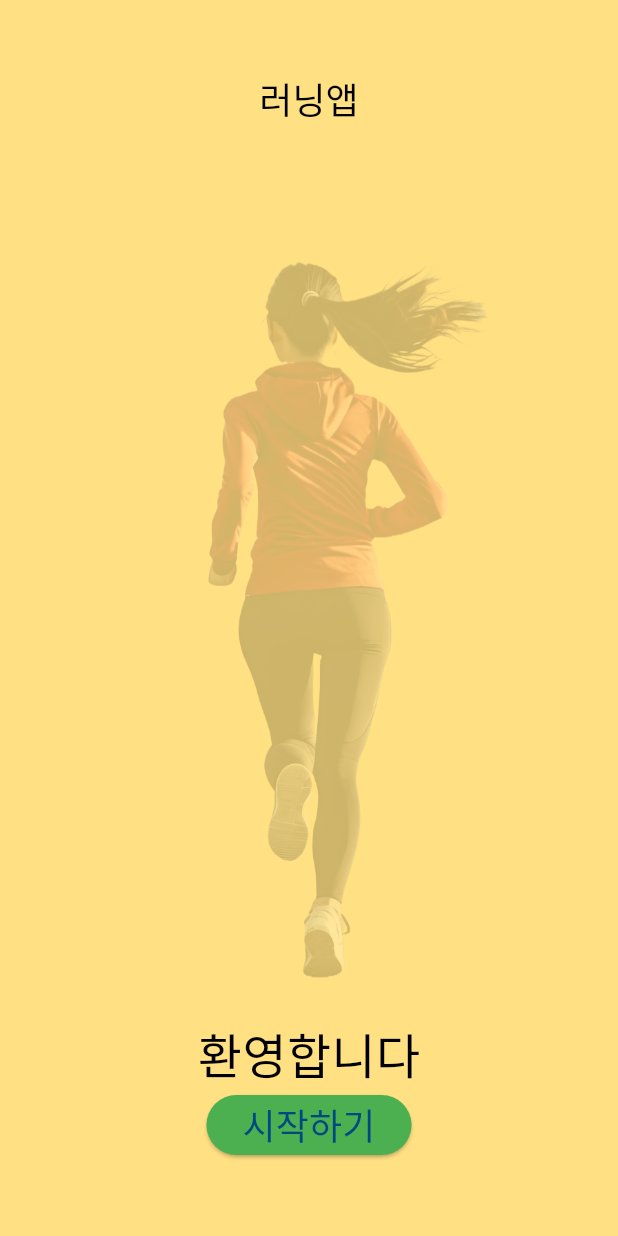
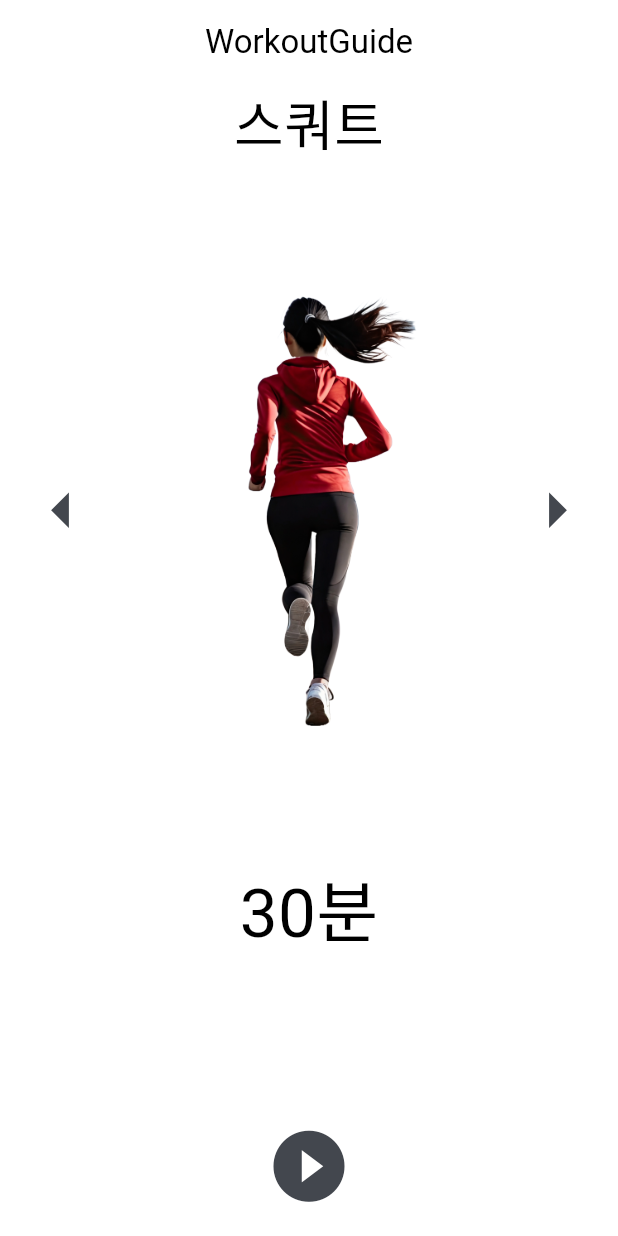
Before and after one commit to cjfal2/workout_tracker, a Flutter app: the screen it shows after launch, on a phone screen of 412 x 824 dp. Run offline on Flutter 3.47's test engine with Material 3 defaults, Android fonts, the phone set to English and light mode, and no system bars; our stand-ins replace device_preview, flex_color_scheme; Roboto replaces fonts that are missing (NanumBrushScript).

Commit message:
0902 flutter 실습

```diff
--- a/lib/main.dart
+++ b/lib/main.dart
@@ -2,6 +2,9 @@ import 'package:device_preview/device_preview.dart';
 import 'package:flutter/foundation.dart';
 import 'package:flutter/material.dart';
 import 'package:flex_color_scheme/flex_color_scheme.dart';
+import 'package:workout_tracker/landing_page.dart';
+import 'package:workout_tracker/workout_guide_page.dart';
+import 'package:workout_tracker/workout_list_page.dart';
 
 void main() => runApp(
       DevicePreview(
@@ -82,66 +85,10 @@ class MyApp extends StatelessWidget {
 // to let the device system mode control the theme mode:
 // themeMode: ThemeMode.system,
 
-      home: const LandingPage(),
+      // home: const LandingPage(),
+      title: "workout tracker",
+      // home: WorkoutListPage(),
+      home: WorkoutGuidePage(),
     );
   }
 }
-
-class LandingPage extends StatelessWidget {
-  const LandingPage({super.key});
-
-  @override
-  Widget build(BuildContext context) {
-    void printFunc() {
-      print(1);
-    }
-
-    return Scaffold(
-      backgroundColor: Colors.amber[200],
-      body: SafeArea(
-        child: Container(
-          decoration: BoxDecoration(
-            image: DecorationImage(
-              image: AssetImage("assets/runner.png"),
-              opacity: 0.2,
-            ),
-          ),
-          child: Center(
-            child: Padding(
-              padding: const EdgeInsets.symmetric(vertical: 50),
-              child: Column(
-                mainAxisAlignment: MainAxisAlignment.spaceBetween,
-                children: [
-                  Text(
-                    "러닝앱",
-                    style: Theme.of(context).textTheme.headlineSmall?.copyWith(
-                        fontFamily:
-                            "NanumBrushScript"), // 테마 쓸 때 커스텀 폰트 패밀리 적용법
-                    // style: TextStyle(fontSize: 32, fontFamily: "NanumBrushScript"),
-                  ),
-                  Column(
-                    children: [
-                      Text(
-                        "환영합니다",
-                        style: TextStyle(fontSize: 32),
-                      ),
-                      ElevatedButton(
-                        onPressed: printFunc,
-                        style: ElevatedButton.styleFrom(
-                            backgroundColor: Colors.green),
-                        child: Text(
-                          "시작하기",
-                          style: TextStyle(fontSize: 24),
-                        ),
-                      ),
-                    ],
-                  ),
-                ],
-              ),
-            ),
-          ),
-        ),
-      ),
-    );
-  }
-}
--- /dev/null
+++ b/lib/workout_guide_page.dart
@@ -0,0 +1,59 @@
+import "package:flutter/material.dart";
+
+class WorkoutGuidePage extends StatelessWidget {
+  const WorkoutGuidePage({super.key});
+
+  @override
+  Widget build(BuildContext context) {
+    return Scaffold(
+      appBar: AppBar(
+        title: Text("WorkoutGuide"),
+        centerTitle: true,
+      ),
+      body: Column(
+        mainAxisAlignment: MainAxisAlignment.spaceBetween,
+        children: [
+          Text(
+            "스쿼트",
+            style: TextStyle(
+                fontSize: Theme.of(context).textTheme.displaySmall?.fontSize),
+          ),
+          Row(
+            children: [
+              Expanded(
+                flex: 1,
+                child: IconButton(
+                  onPressed: () {},
+                  icon: Icon(Icons.arrow_left_outlined),
+                  iconSize: Theme.of(context).textTheme.displayLarge?.fontSize,
+                ),
+              ),
+              Expanded(flex: 3, child: Image.asset('assets/runner.png')),
+              Expanded(
+                flex: 1,
+                child: IconButton(
+                  onPressed: () {},
+                  icon: Icon(Icons.arrow_right_outlined),
+                  iconSize: Theme.of(context).textTheme.displayLarge?.fontSize,
+                ),
+              ),
+            ],
+          ),
+          Text(
+            "30분",
+            style: TextStyle(
+                fontSize: Theme.of(context).textTheme.displayMedium?.fontSize),
+          ),
+          Padding(
+            padding: const EdgeInsets.all(10),
+            child: IconButton(
+              onPressed: () {},
+              icon: Icon(Icons.play_circle_fill_outlined),
+              iconSize: Theme.of(context).textTheme.displayLarge?.fontSize,
+            ),
+          )
+        ],
+      ),
+    );
+  }
+}
```
Also changed, not shown: lib/landing_page.dart (added, +60 -0 lines), lib/workout_list_page.dart (added, +96 -0 lines), assets/benchpress.jpeg (added), assets/chinup.jpeg (added), assets/donkey_kick.jpeg (added), assets/dumbell_curl.jpeg (added), assets/lunge.jpeg (added), assets/mountain_climber.jpeg (added), assets/pushup.jpeg (added), assets/side_lunge.jpeg (added), assets/squat.jpeg (added), pubspec.lock.
